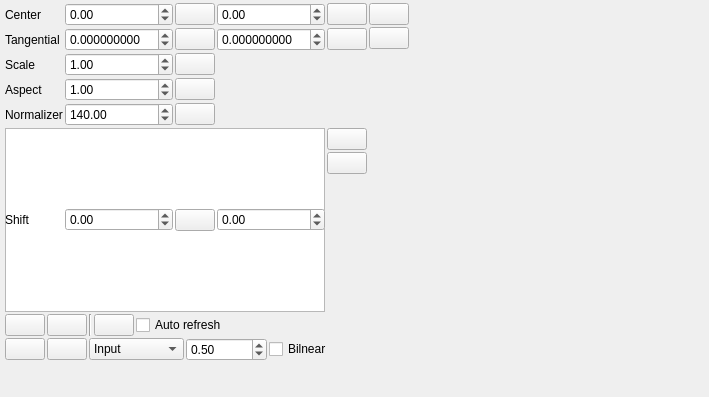
NickPenkrat/corecvs, file utils/distortioncorrector/lensDistortionModelParametersControlWidget.ui: the form before one commit.
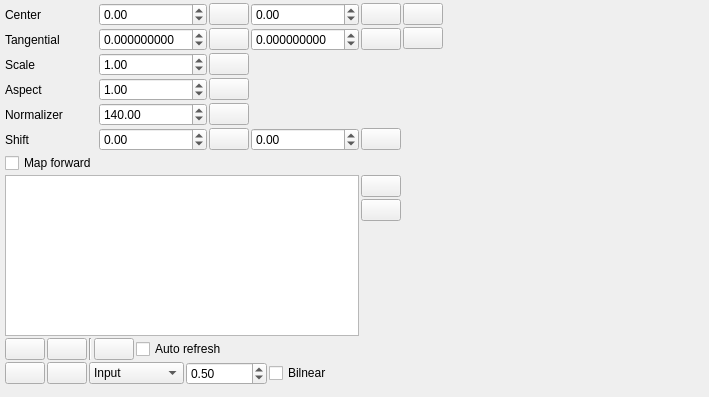
The form after the commit. Icons and pictures are not drawn.

Commit message: Added transformation direction flag to widget

Diff of the .ui file:
```diff
--- a/utils/distortioncorrector/lensDistortionModelParametersControlWidget.ui
+++ b/utils/distortioncorrector/lensDistortionModelParametersControlWidget.ui
@@ -249,7 +249,7 @@
      </property>
     </widget>
    </item>
-   <item row="5" column="1" colspan="6">
+   <item row="7" column="1" colspan="6">
     <layout class="QGridLayout" name="gridLayout_2">
      <property name="spacing">
       <number>2</number>
@@ -316,7 +316,7 @@
      </item>
     </layout>
    </item>
-   <item row="8" column="0" colspan="2">
+   <item row="10" column="0" colspan="2">
     <spacer name="verticalSpacer">
      <property name="orientation">
       <enum>Qt::Vertical</enum>
@@ -329,7 +329,7 @@
      </property>
     </spacer>
    </item>
-   <item row="6" column="1" colspan="7">
+   <item row="8" column="1" colspan="7">
     <layout class="QGridLayout" name="gridLayout_4">
      <item row="0" column="3">
       <widget class="QPushButton" name="refreshButton">
@@ -411,7 +411,7 @@
      </item>
     </layout>
    </item>
-   <item row="7" column="1" colspan="7">
+   <item row="9" column="1" colspan="7">
     <layout class="QGridLayout" name="gridLayout_3">
      <item row="0" column="2">
       <widget class="QComboBox" name="exampleComboBox">
@@ -618,6 +618,13 @@
      </property>
     </widget>
    </item>
+   <item row="6" column="1">
+     <widget class="QCheckBox" name="forwardMapCheckBox">
+       <property name="text">
+         <string>Map forward</string>
+       </property>
+     </widget>
+   </item>
    <item row="5" column="1">
     <widget class="QLabel" name="shiftLabel">
      <property name="text">
@@ -671,7 +678,7 @@
      </property>
     </widget>
    </item>
-   <item row="0" column="5" colspan="2">
+   <item row="5" column="5" colspan="2">
     <widget class="QPushButton" name="resetSyPushButton">
      <property name="text">
       <string/>
```
Left out of the diff: 2 changed lines with no effect on the pictures. The commit also changes 1 other file.
